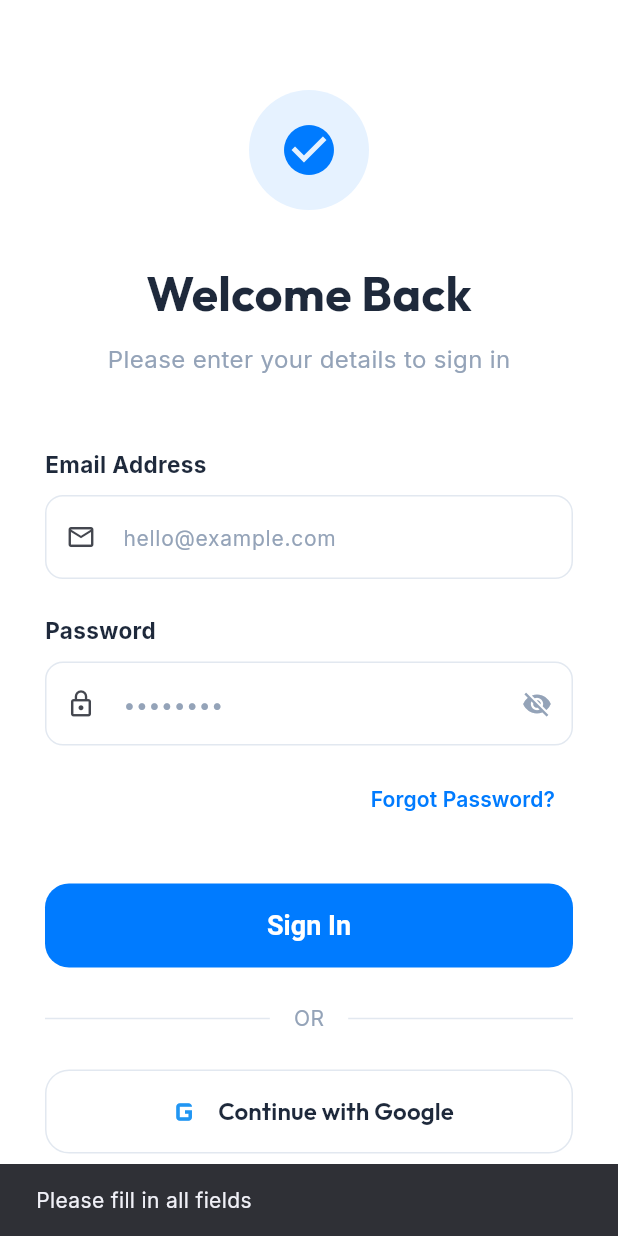
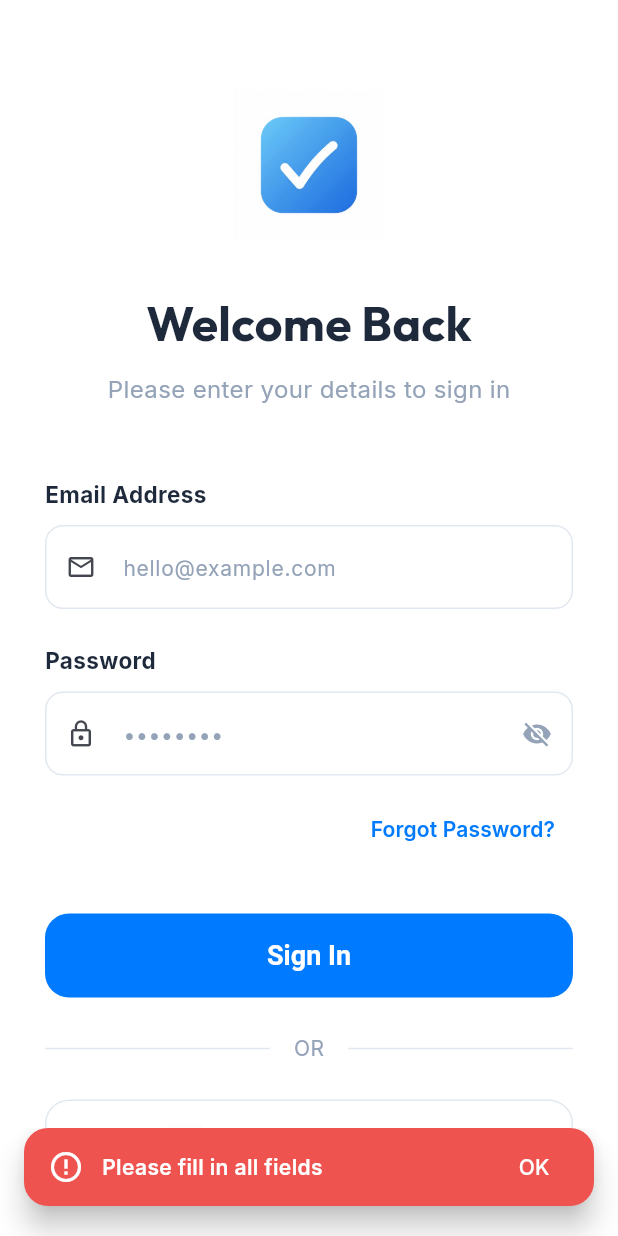
Before and after one commit to Avinash174/Do-Now-, a Flutter app: the screen it shows after launch, after a tap on "Next", after a tap on "Skip", after a tap on "Sign In", on a phone screen of 412 x 824 dp. Run offline on Flutter 3.47's test engine with Material 3 defaults, Android fonts, the phone set to English and light mode, and no system bars; drawn by our look-alikes of flutter_animate; our stand-ins replace firebase_auth, firebase_core, firebase_database, flutter_riverpod, google_fonts, google_sign_in and 1 more; accounts and stored records are empty.

Commit message:
feat: Implement initial route logic based on user authentication and onboarding status, add comprehensive logging to services, and update Android build dependencies.

```diff
--- a/lib/const/app_theme.dart
+++ b/lib/const/app_theme.dart
@@ -1,5 +1,6 @@
 import 'package:flutter/material.dart';
 import 'package:google_fonts/google_fonts.dart';
+import 'package:flutter/services.dart';
 import 'app_colors.dart';
 
 class AppTheme {
@@ -10,6 +11,15 @@
         seedColor: AppColors.primaryBlue,
         primary: AppColors.primaryBlue,
         surface: AppColors.background,
+      ),
+      appBarTheme: const AppBarTheme(
+        backgroundColor: Colors.transparent,
+        elevation: 0,
+        systemOverlayStyle: SystemUiOverlayStyle(
+          statusBarColor: Colors.transparent,
+          statusBarIconBrightness: Brightness.dark,
+          statusBarBrightness: Brightness.light, // For iOS
+        ),
       ),
       elevatedButtonTheme: ElevatedButtonThemeData(
         style: ElevatedButton.styleFrom(
--- a/lib/main.dart
+++ b/lib/main.dart
@@ -1,3 +1,4 @@
+import 'dart:developer' as dev;
 import 'package:firebase_core/firebase_core.dart';
 import 'package:flutter/material.dart';
 import 'package:flutter/services.dart';
@@ -9,19 +10,30 @@
 
 void main() async {
   WidgetsFlutterBinding.ensureInitialized();
+  dev.log('App initialization started', name: 'app');
 
-  // Make the status bar visible in the whole app with dark text/icons
+  // Clear UI mode should be immersive on some screens, but globally we want it visible
   SystemChrome.setEnabledSystemUIMode(SystemUiMode.edgeToEdge);
   SystemChrome.setSystemUIOverlayStyle(
     const SystemUiOverlayStyle(
-      statusBarColor: Colors.transparent, // transparent status bar
-      statusBarIconBrightness: Brightness.dark, // dark text for status bar
+      statusBarColor: Colors.transparent,
+      statusBarIconBrightness: Brightness.dark,
+      statusBarBrightness: Brightness.light, // For iOS
       systemNavigationBarColor: Colors.transparent,
       systemNavigationBarIconBrightness: Brightness.dark,
     ),
   );
 
-  await Firebase.initializeApp(options: DefaultFirebaseOptions.currentPlatform);
+  try {
+    dev.log('Initializing Firebase...', name: 'app');
+    await Firebase.initializeApp(
+      options: DefaultFirebaseOptions.currentPlatform,
+    );
+    dev.log('Firebase initialized successfully', name: 'app');
+  } catch (e) {
+    dev.log('Firebase initialization failed: $e', name: 'app', error: e);
+  }
+
   runApp(const ProviderScope(child: MyApp()));
 }
 
--- a/lib/routes/app_routes.dart
+++ b/lib/routes/app_routes.dart
@@ -1,5 +1,7 @@
+import 'dart:developer' as dev;
 import 'package:flutter/material.dart';
 import 'package:shared_preferences/shared_preferences.dart';
+import 'package:firebase_auth/firebase_auth.dart';
 
 import '../view/login_view.dart';
 import '../view/signup_view.dart';
@@ -29,12 +31,41 @@
   };
 
   static Future<String> getInitialRoute() async {
-    final prefs = await SharedPreferences.getInstance();
-    final onboardingSeen = prefs.getBool('onboarding_seen') ?? false;
+    dev.log('AppRoutes: Calculating initial route...', name: 'navigation');
+    try {
+      final prefs = await SharedPreferences.getInstance();
+      final onboardingSeen = prefs.getBool('onboarding_seen') ?? false;
 
-    if (!onboardingSeen) {
-      return introduction;
+      if (!onboardingSeen) {
+        dev.log(
+          'AppRoutes: Onboarding not seen, going to introduction',
+          name: 'navigation',
+        );
+        return introduction;
+      }
+
+      // Check if user is already logged in
+      final user = FirebaseAuth.instance.currentUser;
+      if (user != null) {
+        dev.log(
+          'AppRoutes: User logged in (${user.email}), going to home',
+          name: 'navigation',
+        );
+        return home;
+      }
+
+      dev.log(
+        'AppRoutes: User not logged in, going to login',
+        name: 'navigation',
+      );
+      return login;
+    } catch (e) {
+      dev.log(
+        'AppRoutes: Error in getInitialRoute: $e',
+        name: 'navigation',
+        error: e,
+      );
+      return login;
     }
-    return login;
   }
 }
--- /dev/null
+++ b/lib/utils/app_utils.dart
@@ -0,0 +1,104 @@
+import 'package:flutter/material.dart';
+import '../const/app_colors.dart';
+
+class AppUtils {
+  static void showSnackBar(
+    BuildContext context,
+    String message, {
+    bool isError = false,
+    bool isSuccess = false,
+  }) {
+    final scaffoldMessenger = ScaffoldMessenger.of(context);
+
+    // Clear existing snackbars
+    scaffoldMessenger.removeCurrentSnackBar();
+
+    scaffoldMessenger.showSnackBar(
+      SnackBar(
+        content: Row(
+          children: [
+            Icon(
+              isError
+                  ? Icons.error_outline
+                  : isSuccess
+                  ? Icons.check_circle_outline
+                  : Icons.info_outline,
+              color: Colors.white,
+              size: 24,
+            ),
+            const SizedBox(width: 12),
+            Expanded(
+              child: Text(
+                message,
+                style: const TextStyle(
+                  color: Colors.white,
+                  fontSize: 14,
+                  fontWeight: FontWeight.w600,
+                ),
+              ),
+            ),
+          ],
+        ),
+        backgroundColor: isError
+            ? Colors.red.shade400
+            : isSuccess
+            ? Colors.green.shade400
+            : AppColors.primaryBlue,
+        behavior: SnackBarBehavior.floating,
+        margin: const EdgeInsets.only(bottom: 20, left: 16, right: 16),
+        shape: RoundedRectangleBorder(borderRadius: BorderRadius.circular(16)),
+        elevation: 8,
+        duration: const Duration(milliseconds: 3000),
+        action: SnackBarAction(
+          label: 'OK',
+          textColor: Colors.white,
+          onPressed: () {
+            scaffoldMessenger.hideCurrentSnackBar();
+          },
+        ),
+      ),
+    );
+  }
+
+  static void showToast(BuildContext context, String message) {
+    ScaffoldMessenger.of(context).removeCurrentSnackBar();
+    ScaffoldMessenger.of(context).showSnackBar(
+      SnackBar(
+        content: Center(
+          child: Container(
+            padding: const EdgeInsets.symmetric(vertical: 10, horizontal: 20),
+            decoration: BoxDecoration(
+              color: Colors.black.withValues(alpha: 0.85),
+              borderRadius: BorderRadius.circular(30),
+              border: Border.all(color: Colors.white12, width: 0.5),
+              boxShadow: [
+                BoxShadow(
+                  color: Colors.black.withValues(alpha: 0.4),
+                  blurRadius: 15,
+                  spreadRadius: -2,
+                  offset: const Offset(0, 8),
+                ),
+              ],
+            ),
+            child: Text(
+              message,
+              style: const TextStyle(
+                color: Colors.white,
+                fontSize: 14,
+                fontWeight: FontWeight.w500,
+                letterSpacing: 0.2,
+              ),
+            ),
+          ),
+        ),
+        backgroundColor: Colors.transparent,
+        elevation: 0,
+        behavior: SnackBarBehavior.floating,
+        margin: EdgeInsets.only(
+          bottom: MediaQuery.of(context).size.height * 0.12,
+        ),
+        duration: const Duration(milliseconds: 2000),
+      ),
+    );
+  }
+}
--- a/lib/view/login_view.dart
+++ b/lib/view/login_view.dart
@@ -1,5 +1,6 @@
 import 'package:firebase_auth/firebase_auth.dart';
 import 'package:flutter/material.dart';
+import 'package:flutter/services.dart';
 import 'package:flutter_riverpod/flutter_riverpod.dart';
 
 import '../const/app_colors.dart';
@@ -7,6 +8,7 @@
 import '../routes/app_routes.dart';
 import 'package:google_fonts/google_fonts.dart';
 import 'package:flutter_animate/flutter_animate.dart';
+import '../utils/app_utils.dart';
 
 class LoginView extends ConsumerStatefulWidget {
   const LoginView({super.key});
@@ -56,21 +58,27 @@
         Navigator.pushReplacementNamed(context, AppRoutes.home);
       }
     } catch (e) {
-      _showSnackBar('Google Login failed');
+      _showSnackBar('Google signup failed: $e');
     } finally {
       if (mounted) setState(() => _isLoading = false);
     }
   }
 
-  void _showSnackBar(String msg) {
-    ScaffoldMessenger.of(context).showSnackBar(SnackBar(content: Text(msg)));
+  void _showSnackBar(String msg, {bool isError = true}) {
+    AppUtils.showSnackBar(context, msg, isError: isError);
   }
 
   @override
   Widget build(BuildContext context) {
     return Scaffold(
       backgroundColor: Colors.white,
-      body: SafeArea(
+      body: AnnotatedRegion<SystemUiOverlayStyle>(
+        value: const SystemUiOverlayStyle(
+          statusBarColor: Colors.transparent,
+          statusBarIconBrightness: Brightness.dark,
+          statusBarBrightness: Brightness.light,
+        ),
+        child: SafeArea(
           child: SingleChildScrollView(
             padding: const EdgeInsets.symmetric(horizontal: 30),
             child: Column(
@@ -78,18 +86,10 @@
               children: [
                 const SizedBox(height: 60),
                 Center(
-                child: Container(
-                  width: 80,
-                  height: 80,
-                  decoration: BoxDecoration(
-                    color: AppColors.primaryBlue.withValues(alpha: 0.1),
-                    shape: BoxShape.circle,
-                  ),
-                  child: const Icon(
-                    Icons.check_circle,
-                    color: AppColors.primaryBlue,
-                    size: 40,
-                  ),
+                  child: Image.asset(
+                    'assets/images/app_logo.png',
+                    width: 100,
+                    height: 100,
                   ),
                 ).animate().scale(duration: 400.ms, curve: Curves.easeOutBack),
                 const SizedBox(height: 32),
@@ -234,10 +234,9 @@
                     child: Row(
                       mainAxisAlignment: MainAxisAlignment.center,
                       children: [
-                      const Icon(
-                        Icons.g_mobiledata,
-                        color: Colors.blue,
-                        size: 28,
+                        Image.asset(
+                          'assets/images/google_logo.png',
+                          height: 24,
                         ),
                         const SizedBox(width: 8),
                         Text(
@@ -277,6 +276,7 @@
             ),
           ),
         ),
+      ),
     );
   }
 }
--- a/lib/view/splash_view.dart
+++ b/lib/view/splash_view.dart
@@ -1,28 +1,59 @@
 import 'package:flutter/material.dart';
+import 'package:flutter/services.dart';
+import 'package:flutter_riverpod/flutter_riverpod.dart';
 import 'package:flutter_animate/flutter_animate.dart';
-import '../const/app_colors.dart';
 import '../routes/app_routes.dart';
 
-class SplashView extends StatefulWidget {
+class SplashView extends ConsumerStatefulWidget {
   const SplashView({super.key});
 
   @override
-  State<SplashView> createState() => _SplashViewState();
+  ConsumerState<SplashView> createState() => _SplashViewState();
 }
 
-class _SplashViewState extends State<SplashView> {
+class _SplashViewState extends ConsumerState<SplashView> {
   @override
   void initState() {
     super.initState();
-    _navigateToNext();
+    // Hide status bar on splash screen
+    SystemChrome.setEnabledSystemUIMode(SystemUiMode.immersiveSticky);
+    _startNavigation();
   }
 
-  Future<void> _navigateToNext() async {
-    await Future.delayed(const Duration(seconds: 3));
-    if (!mounted) return;
-    final initialRoute = await AppRoutes.getInitialRoute();
-    if (mounted) {
-      Navigator.pushReplacementNamed(context, initialRoute);
+  @override
+  void dispose() {
+    // Restore status bar when leaving splash screen
+    SystemChrome.setEnabledSystemUIMode(SystemUiMode.edgeToEdge);
+    SystemChrome.setSystemUIOverlayStyle(
+      const SystemUiOverlayStyle(
+        statusBarColor: Colors.transparent,
+        statusBarIconBrightness: Brightness.dark,
+        statusBarBrightness: Brightness.light,
+      ),
+    );
+    super.dispose();
+  }
+
+  Future<void> _startNavigation() async {
+    try {
+      // Run both the minimum splash duration and the route logic in parallel
+      final results = await Future.wait([
+        Future.delayed(const Duration(seconds: 3)),
+        AppRoutes.getInitialRoute(),
+      ]);
+
+      final nextRoute = results[1] as String;
+
+      if (!mounted) return;
+
+      // Navigate to the next screen
+      Navigator.pushReplacementNamed(context, nextRoute);
+    } catch (e) {
+      debugPrint('Navigation Error: $e');
+      // Fallback in case of error
+      if (mounted) {
+        Navigator.pushReplacementNamed(context, AppRoutes.login);
+      }
     }
   }
 
@@ -34,38 +65,11 @@
         child: Column(
           mainAxisAlignment: MainAxisAlignment.center,
           children: [
-            Container(
-                  width: 100,
-                  height: 100,
-                  decoration: BoxDecoration(
-                    color: AppColors.primaryBlue.withValues(alpha: 0.1),
-                    shape: BoxShape.circle,
-                  ),
-                  child: const Icon(
-                    Icons.check_circle,
-                    color: AppColors.primaryBlue,
-                    size: 60,
-                  ),
-                )
+            Image.asset('assets/images/app_logo.png', width: 140, height: 140)
                 .animate()
                 .scale(duration: 600.ms, curve: Curves.easeOutBack)
                 .fadeIn()
                 .shimmer(delay: 800.ms, duration: 1500.ms),
-            const SizedBox(height: 24),
-            const Text(
-              'Do Now',
-              style: TextStyle(
-                fontSize: 32,
-                fontWeight: FontWeight.bold,
-                letterSpacing: 1.5,
-                color: AppColors.textDark,
-              ),
-            ).animate().fadeIn(delay: 400.ms).slideY(begin: 0.3, end: 0),
-            const SizedBox(height: 8),
-            const Text(
-              'Master your productivity',
-              style: TextStyle(fontSize: 16, color: AppColors.textLight),
-            ).animate().fadeIn(delay: 600.ms),
           ],
         ),
       ),
```
Also changed, not shown: lib/services/auth_service.dart (+61 -2 lines), lib/services/database_service.dart (+78 -1 lines), lib/view/forget_password_view.dart (+22 -5 lines), lib/view/signup_view.dart (+41 -10 lines), lib/view/stats_view.dart (+11 -4 lines), pubspec.yaml (+4 -5 lines), assets/images/app_logo.png (added), assets/images/google_logo.png (added), 4 other files. Lines whose indentation alone changed are shown as unchanged.
